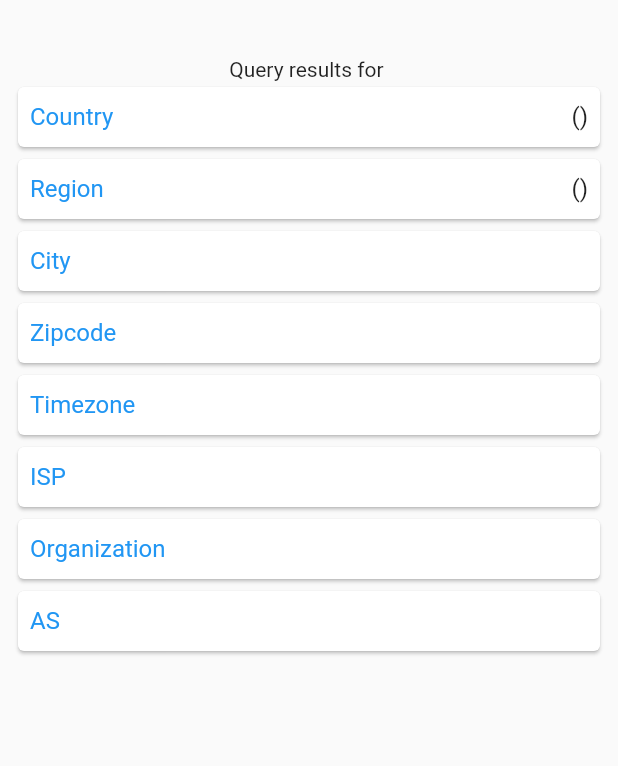
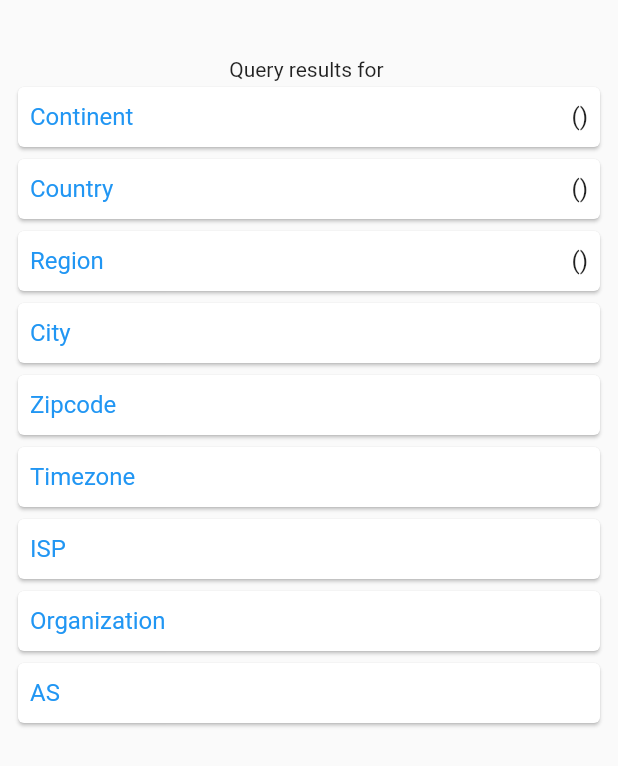
Before and after one commit to benckeleonardo/ip-geo-flutter, a Flutter app: the InfoContainer widget shown alone on an empty page, opened directly with empty values, on a phone screen of 412 x 824 dp. Shown: the top 766 px of the screen. Run offline on Flutter 3.47's test engine with Material 2 defaults, Android fonts, the phone set to English and light mode, and no system bars; our stand-ins replace google_maps_flutter.

Commit message:
Ajudando a barra de pesquisa e container de informações

```diff
--- a/lib/components/info_container.dart
+++ b/lib/components/info_container.dart
@@ -25,7 +25,21 @@ class InfoContainer extends StatelessWidget {
       child: Column(
         children: [
           Text('Query results for ${_data?.query}'),
-
+          Card(
+            child: SizedBox(
+              height: 40,
+              child: Padding(
+                padding: const EdgeInsets.all(8.0),
+                child: Row(
+                  mainAxisAlignment: MainAxisAlignment.spaceBetween,
+                  children: [
+                    Text('Continent', style: styleKey),
+                    Text('${_data?.continent} (${_data?.continentCode})',style: styleValue),
+                  ],
+                ),
+              ),
+            ),
+          ),
           Card(
             child: SizedBox(
               height: 40,
--- a/lib/models/ip_geolocation.dart
+++ b/lib/models/ip_geolocation.dart
@@ -1,6 +1,8 @@
 class IPGeolocation {
   IPGeolocation({
     required this.status,
+    required this.continent,
+    required this.continentCode,
     required this.country,
     required this.countryCode,
     required this.region,
@@ -17,6 +19,8 @@ class IPGeolocation {
   });
 
   final String status;
+  final String continent;
+  final String continentCode;
   final String country;
   final String countryCode;
   final String region;
@@ -34,6 +38,8 @@ class IPGeolocation {
   factory IPGeolocation.fromJson(Map<String, dynamic> json) {
     return IPGeolocation(
       status: json['status'],
+      continent: json['continent'],
+      continentCode: json['continentCode'],
       country: json['country'],
       countryCode: json['countryCode'],
       region: json['region'],
```
Also changed, not shown: lib/screens/query_page.dart (+91 -4 lines), lib/components/app_nav_bar.dart (line endings or trailing spaces).
